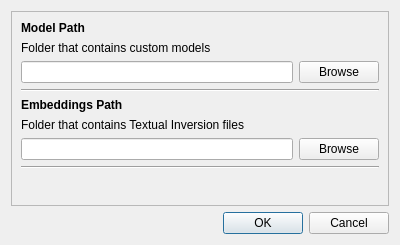
Capsize-Games/airunner, file src/airunner/pyqt/preferences.ui: the form before one commit.
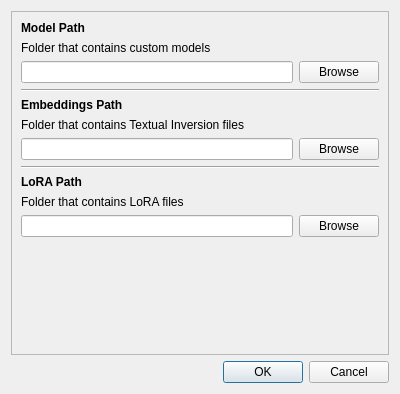
The form after the commit.

Commit message: Adds lora support

```diff
--- a/src/airunner/pyqt/preferences.ui
+++ b/src/airunner/pyqt/preferences.ui
@@ -7,7 +7,7 @@
     <x>0</x>
     <y>0</y>
     <width>400</width>
-    <height>245</height>
+    <height>394</height>
    </rect>
   </property>
   <property name="windowTitle">
@@ -98,13 +98,32 @@
         </item>
        </layout>
       </item>
-      <item row="7" column="0">
-       <widget class="Line" name="line_2">
-        <property name="orientation">
-         <enum>Qt::Horizontal</enum>
+      <item row="8" column="0">
+       <widget class="QLabel" name="label_3">
+        <property name="font">
+         <font>
+          <bold>true</bold>
+         </font>
+        </property>
+        <property name="text">
+         <string>LoRA Path</string>
         </property>
        </widget>
       </item>
+      <item row="10" column="0">
+       <layout class="QHBoxLayout" name="horizontalLayout_3">
+        <item>
+         <widget class="QLineEdit" name="lora_path"/>
+        </item>
+        <item>
+         <widget class="QPushButton" name="lora_browse_button">
+          <property name="text">
+           <string>Browse</string>
+          </property>
+         </widget>
+        </item>
+       </layout>
+      </item>
       <item row="2" column="0">
        <layout class="QHBoxLayout" name="horizontalLayout">
         <item>
@@ -119,7 +138,21 @@
         </item>
        </layout>
       </item>
-      <item row="8" column="0">
+      <item row="9" column="0">
+       <widget class="QLabel" name="label_4">
+        <property name="text">
+         <string>Folder that contains LoRA files</string>
+        </property>
+       </widget>
+      </item>
+      <item row="7" column="0">
+       <widget class="Line" name="line_2">
+        <property name="orientation">
+         <enum>Qt::Horizontal</enum>
+        </property>
+       </widget>
+      </item>
+      <item row="15" column="0">
        <spacer name="verticalSpacer">
         <property name="orientation">
          <enum>Qt::Vertical</enum>
```
Left out of the diff: 30 changed lines with no effect on the pictures. The commit also changes 7 other files.
